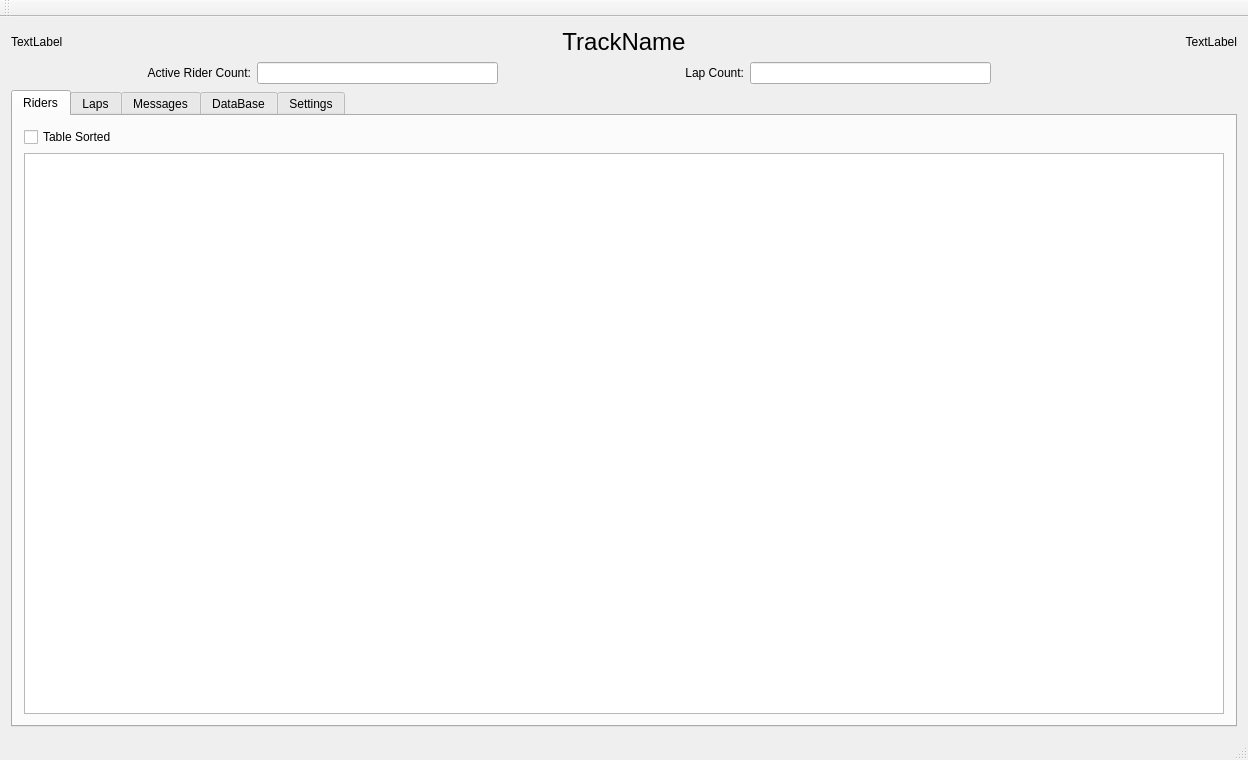
The window that src/mainwindow.ui (mbuckaway/laps) describes before a commit, drawn with Qt 5.
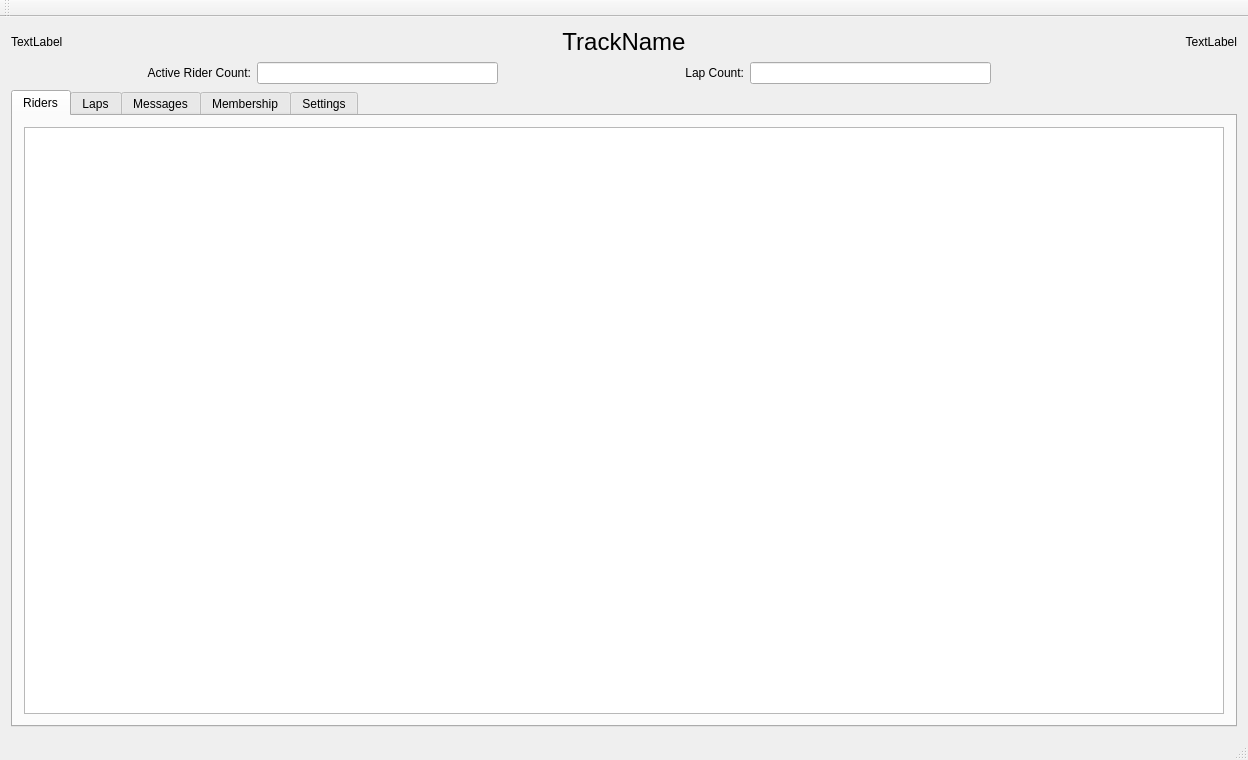
The same window after the commit. The open tabs and pages were chosen to show the change.

```diff
--- a/src/mainwindow.ui
+++ b/src/mainwindow.ui
@@ -131,13 +131,6 @@
        </attribute>
        <layout class="QGridLayout" name="gridLayout_3">
         <item row="0" column="0">
-         <widget class="QCheckBox" name="activeRidersTableSortedCheckBox">
-          <property name="text">
-           <string>Table Sorted</string>
-          </property>
-         </widget>
-        </item>
-        <item row="1" column="0">
          <widget class="QTableView" name="activeRidersTableView"/>
         </item>
        </layout>
@@ -187,7 +180,7 @@
       </widget>
       <widget class="QWidget" name="deskDBaseTab">
        <attribute name="title">
-        <string>DataBase</string>
+        <string>Membership</string>
        </attribute>
        <layout class="QGridLayout" name="gridLayout_5">
         <item row="0" column="0">
```
Left out of the diff: 15 changed lines with no effect on the pictures.
